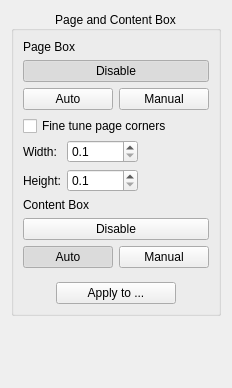
Before: the Qt Designer form src/core/filters/select_content/OptionsWidget.ui in 2ndmax/scantailor-ocr, drawn with Qt 5.
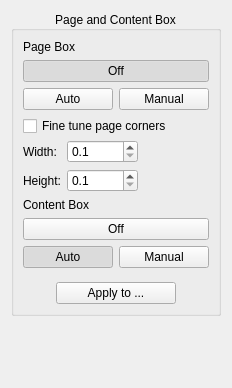
After: the same form once the commit is applied. Custom widgets are drawn as their Qt base class.

Diff of the .ui file:
```diff
--- a/src/core/filters/select_content/OptionsWidget.ui
+++ b/src/core/filters/select_content/OptionsWidget.ui
@@ -54,7 +54,7 @@
          <item row="1" column="0" colspan="2">
           <widget class="QPushButton" name="pageDetectDisableBtn">
            <property name="text">
-            <string>Disable</string>
+            <string>Off</string>
            </property>
            <property name="checkable">
             <bool>true</bool>
@@ -230,7 +230,7 @@
          <item row="1" column="0" colspan="2">
           <widget class="QPushButton" name="contentDetectDisableBtn">
            <property name="text">
-            <string>Disable</string>
+            <string>Off</string>
            </property>
            <property name="checkable">
             <bool>true</bool>
```
Left out of the diff: 18 changed lines with no effect on the pictures.
